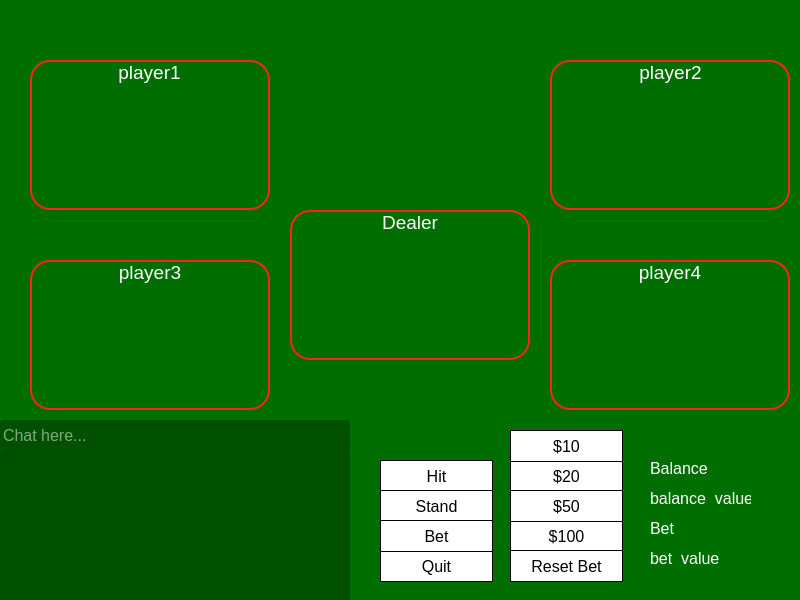
lehoangtran289/Blackjack, file blackjack-client/ui/game.ui: the form before one commit.
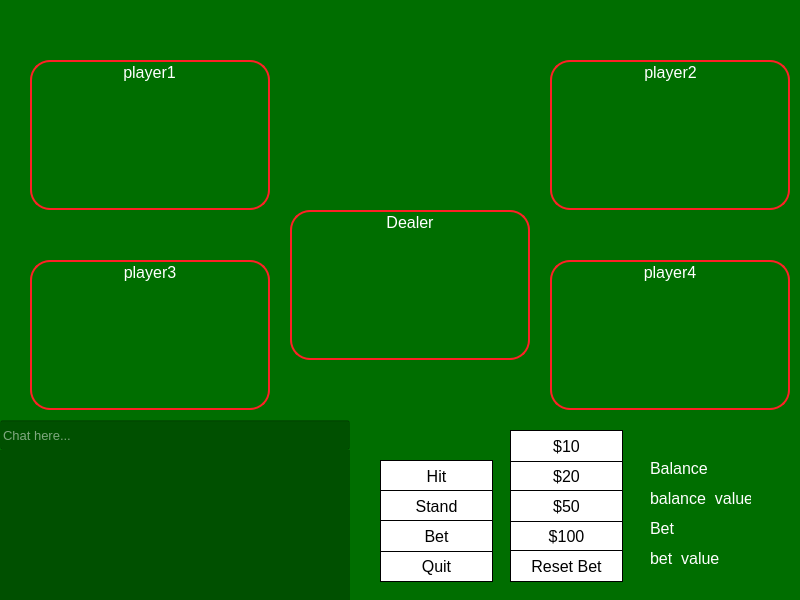
The form after the commit. Icons and pictures are not drawn.

The edit to the form file:
```diff
--- a/blackjack-client/ui/game.ui
+++ b/blackjack-client/ui/game.ui
@@ -99,7 +99,7 @@
    <property name="font">
     <font>
      <family>Arial</family>
-     <pointsize>12</pointsize>
+     <pointsize>10</pointsize>
     </font>
    </property>
    <property name="styleSheet">
@@ -128,7 +128,7 @@
    <property name="font">
     <font>
      <family>Arial</family>
-     <pointsize>14</pointsize>
+     <pointsize>12</pointsize>
     </font>
    </property>
    <property name="styleSheet">
@@ -153,7 +153,7 @@
    <property name="font">
     <font>
      <family>Arial</family>
-     <pointsize>14</pointsize>
+     <pointsize>12</pointsize>
     </font>
    </property>
    <property name="styleSheet">
@@ -184,7 +184,7 @@
    <property name="font">
     <font>
      <family>Arial</family>
-     <pointsize>14</pointsize>
+     <pointsize>12</pointsize>
     </font>
    </property>
    <property name="styleSheet">
@@ -209,7 +209,7 @@
    <property name="font">
     <font>
      <family>Arial</family>
-     <pointsize>14</pointsize>
+     <pointsize>12</pointsize>
     </font>
    </property>
    <property name="styleSheet">
@@ -234,7 +234,7 @@
    <property name="font">
     <font>
      <family>Arial</family>
-     <pointsize>14</pointsize>
+     <pointsize>12</pointsize>
     </font>
    </property>
    <property name="styleSheet">
```
Left out of the diff: 2 changed lines with no effect on the pictures.
